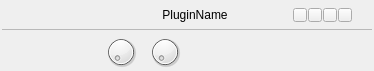
Qt form resources/ui/carla_plugin_basic_fx.ui (falkTX/Carla) before a commit.
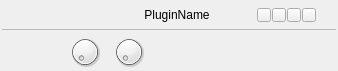
The same form after that commit. Icons and pictures are not drawn. Custom widgets are drawn as their Qt base class.

Patch:
```diff
--- a/resources/ui/carla_plugin_basic_fx.ui
+++ b/resources/ui/carla_plugin_basic_fx.ui
@@ -6,7 +6,7 @@
    <rect>
     <x>0</x>
     <y>0</y>
-    <width>374</width>
+    <width>338</width>
     <height>71</height>
    </rect>
   </property>
@@ -195,6 +195,11 @@
       </spacer>
      </item>
      <item>
+      <layout class="QHBoxLayout" name="layout_leds">
+       <property name="spacing">
+        <number>1</number>
+       </property>
+       <item>
       <widget class="LEDButton" name="led_control">
        <property name="minimumSize">
         <size>
@@ -281,6 +286,8 @@
         <bool>true</bool>
        </property>
       </widget>
+       </item>
+      </layout>
      </item>
      <item>
       <spacer name="horizontalSpacer_5">
```
Left out of the diff: 2 changed lines with no effect on the pictures. Lines whose indentation alone changed are shown as unchanged.
